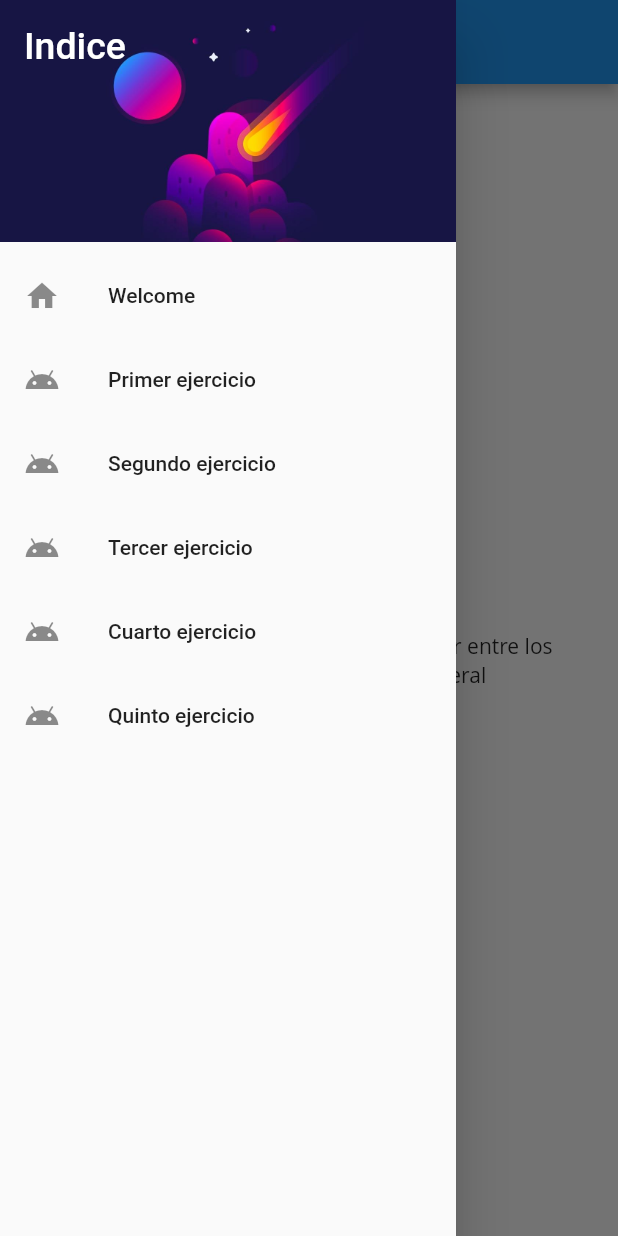
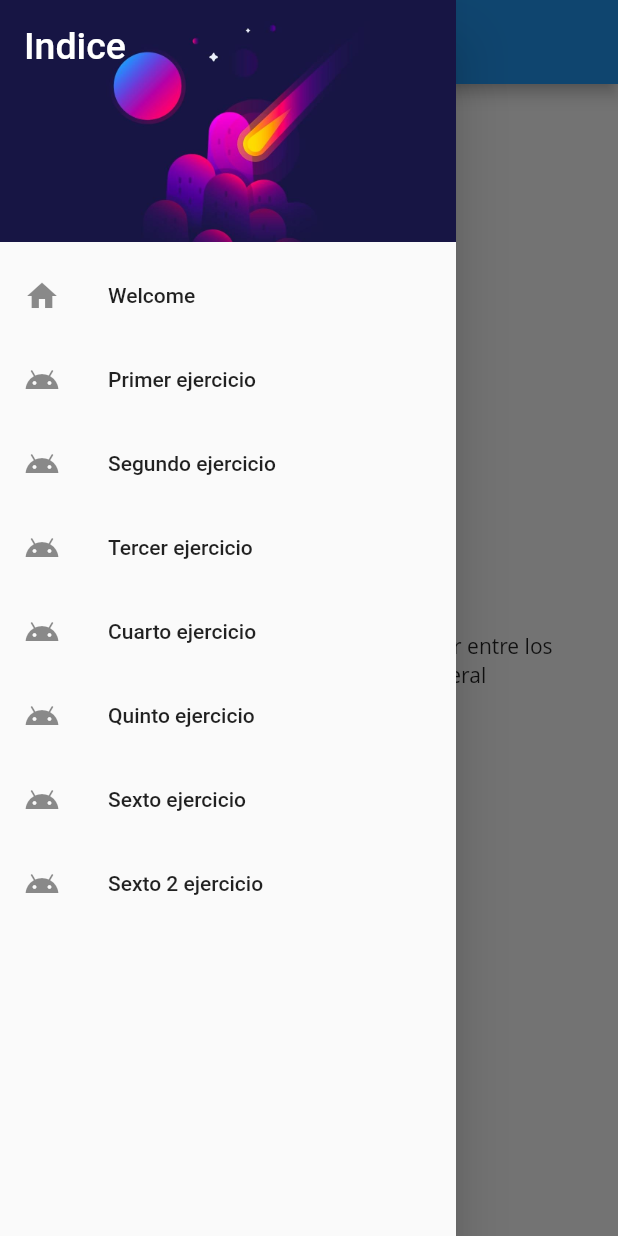
Before and after one commit to Dino-404/Ejercicios-Flutter, a Flutter app: the screen it shows after launch, with the side drawer open, on a phone screen of 412 x 824 dp. Run offline on Flutter 3.47's test engine with Material 2 defaults, Android fonts, the phone set to English and light mode, and no system bars; our stand-ins replace google_fonts.

Commit message:
Ejercicios 6

```diff
--- a/lib/NavDrawer.dart
+++ b/lib/NavDrawer.dart
@@ -49,6 +49,16 @@ class NavDrawer extends StatelessWidget {
             title: Text('Quinto ejercicio'),
             onTap: () => {Navigator.pushNamed(context, "/cinco")},
           ),
+          ListTile(
+            leading: Icon(Icons.android_rounded),
+            title: Text('Sexto ejercicio'),
+            onTap: () => {Navigator.pushNamed(context, "/seis")},
+          ),
+          ListTile(
+            leading: Icon(Icons.android_rounded),
+            title: Text('Sexto 2 ejercicio'),
+            onTap: () => {Navigator.pushNamed(context, "/seis2")},
+          ),
         ],
       ),
     );
--- a/lib/main.dart
+++ b/lib/main.dart
@@ -4,9 +4,11 @@ import 'package:proyectito/ejercicio1.dart';
 import 'package:proyectito/ejercicio2.dart';
 import 'package:proyectito/ejercicio3.dart';
 import 'package:proyectito/ejercicio5.dart';
+import 'package:proyectito/ejercicio6-1.dart';
 
 import 'NavDrawer.dart';
 import 'ejercicio4.dart';
+import 'ejercicio6-2.dart';
 
 void main() {
   runApp(const MyApp());
@@ -28,6 +30,8 @@ class MyApp extends StatelessWidget {
         "/tres": (context) => const ThirdRoute(),
         "/cuatro": (context) => const FourthRoute(),
         "/cinco": (context) => const FifthRoute(),
+        "/seis": (context) => const SixthRoute(),
+        "/seis2": (context) => const Sixth2Route(),
       },
       theme: ThemeData(
         primarySwatch: Colors.blue,
```
Also changed, not shown: lib/ejercicio6-1.dart (+24 -3 lines), lib/ejercicio6-2.dart (+61 -0 lines).
